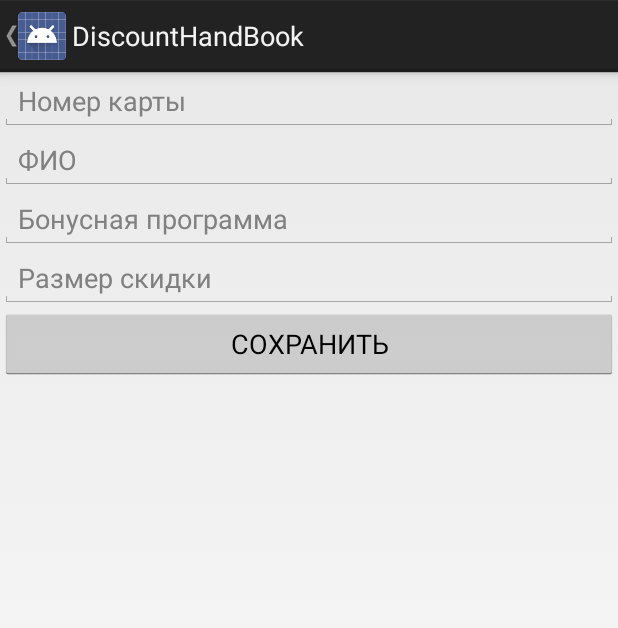
After one commit to kelar86/DiscountHandBook, an Android app: the EditorActivity screen opened directly, with no data from a screen before it, on a phone screen of 412 x 824 dp. The commit adds this screen. Shown: the top 628 px of the screen. Run offline under Robolectric (Android 15) with nearby library versions, the phone set to English and light mode, and no system bars.

```diff
--- a/app/build.gradle
+++ b/app/build.gradle
@@ -27,4 +27,5 @@ dependencies {
     compile 'com.android.support:appcompat-v7:25.3.1'
     compile 'com.android.support.constraint:constraint-layout:1.0.2'
     testCompile 'junit:junit:4.12'
+    compile 'com.android.support:design:25.3.1'
 }
--- a/app/src/main/java/com/example/alexey/discounthandbook/DiscountsActivity.java
+++ b/app/src/main/java/com/example/alexey/discounthandbook/DiscountsActivity.java
@@ -17,8 +17,6 @@ import android.widget.Toast;
  */
 
 public class DiscountsActivity extends ListActivity implements AdapterView.OnItemLongClickListener {
-
-
 
     final String[] discountsRep = new String[] {"10%", "20%", "30%", "25%", "15%"};
     private ArrayAdapter<String> mDiscountAdapter;
--- /dev/null
+++ b/app/src/main/java/com/example/alexey/discounthandbook/EditorActivity.java
@@ -0,0 +1,68 @@
+package com.example.alexey.discounthandbook;
+
+
+import android.app.ActionBar;
+import android.app.Activity;
+import android.content.Context;
+import android.content.Intent;
+import android.os.Bundle;
+import android.support.annotation.Nullable;
+import android.view.MenuItem;
+import android.widget.Button;
+import android.widget.EditText;
+import com.example.alexey.discounthandbook.data.CardHoldersDBHelper;
+
+
+/**
+ * Created by alexey on 24.08.17.
+ */
+
+public class EditorActivity extends Activity {
+
+    private Button saveBtn;
+
+    CardHoldersDBHelper dbHelper;
+
+    EditText cardNum;
+    EditText name;
+    EditText discountReason;
+    EditText discount;
+
+    @Override
+    protected void onCreate(@Nullable Bundle savedInstanceState) {
+
+        super.onCreate(savedInstanceState);
+        setContentView(R.layout.editor_activity);
+        ActionBar actionBar = getActionBar();
+        actionBar.setHomeButtonEnabled(true);
+        actionBar.setDisplayHomeAsUpEnabled(true);
+
+        Context context = getApplication();
+        dbHelper = new CardHoldersDBHelper(context);
+
+        cardNum = (EditText)findViewById(R.id.editCardNum);
+        name = (EditText)findViewById(R.id.editName);
+        discountReason = (EditText)findViewById(R.id.editDiscountReason);
+        discount = (EditText)findViewById(R.id.editDiscount);
+        saveBtn = (Button) findViewById(R.id.saveBtn);
+
+    }
+
+
+    @Override
+    public boolean onOptionsItemSelected(MenuItem item) {
+        switch (item.getItemId()) {
+            case android.R.id.home:
+                startActivity(new Intent(this, MainActivity.class));
+                return true;
+            default:
+                return super.onOptionsItemSelected(item);
+        }
+    }
+
+    public void addCardHolder() {
+
+
+    }
+
+}
--- a/app/src/main/java/com/example/alexey/discounthandbook/data/CardHolders.java
+++ b/app/src/main/java/com/example/alexey/discounthandbook/data/CardHolders.java
@@ -13,10 +13,14 @@ public class CardHolders {
 
     public static final class DB implements BaseColumns {
         public final static String TABLE_NAME = "discounts";
+
         public final static String _ID = BaseColumns._ID;
         public final static String COLUMN_CARD_NUMBER = "card_number";
         public final static String COLUMN_NAME = "name";
         public final static String DISCOUNT_REASON = "discount_reason";
-        public final static String COLUMN_DISCOUNT = "discount";
+
+
+        public final static String TABLE_DISCOUNT_SIZE = "discount_size";
+        public final static String COLUMN_DISCOUNT = "discounts";
     }
 }
--- /dev/null
+++ b/app/src/main/res/layout/editor_activity.xml
@@ -0,0 +1,49 @@
+<?xml version="1.0" encoding="utf-8"?>
+<LinearLayout xmlns:android="http://schemas.android.com/apk/res/android"
+    android:orientation="vertical"
+    android:layout_width="match_parent"
+    android:layout_height="match_parent">
+
+    <EditText
+        android:id="@+id/editCardNum"
+        android:layout_width="match_parent"
+        android:layout_height="wrap_content"
+        android:ems="10"
+        android:inputType="numberSigned|numberDecimal"
+        android:hint="Номер карты" />
+
+
+    <EditText
+        android:id="@+id/editName"
+        android:layout_width="match_parent"
+        android:layout_height="wrap_content"
+        android:ems="10"
+        android:inputType="textPersonName"
+        android:hint="ФИО" />
+
+
+    <EditText
+        android:id="@+id/editDiscountReason"
+        android:layout_width="match_parent"
+        android:layout_height="wrap_content"
+        android:ems="10"
+        android:inputType="textPersonName"
+        android:hint="Бонусная программа" />
+
+
+    <EditText
+        android:id="@+id/editDiscount"
+        android:layout_width="match_parent"
+        android:layout_height="wrap_content"
+        android:ems="10"
+        android:inputType="number"
+        android:hint="Размер скидки"/>
+
+    <Button
+        android:id="@+id/saveBtn"
+        android:layout_width="match_parent"
+        android:layout_height="wrap_content"
+        android:text="СОХРАНИТЬ" />
+
+
+</LinearLayout>
```
Also changed, not shown: app/src/main/AndroidManifest.xml (+9 -2 lines), app/src/main/java/com/example/alexey/discounthandbook/MainActivity.java (+91 -28 lines), app/src/main/java/com/example/alexey/discounthandbook/data/CardHoldersDBHelper.java (+16 -8 lines), app/src/main/java/com/example/alexey/discounthandbook/data/Client.java (deleted, +0 -59 lines), app/src/main/java/com/example/alexey/discounthandbook/data/Repository.java (deleted, +0 -65 lines), app/src/main/res/layout/activity_main.xml (+7 -2 lines), app/src/main/res/menu/menu_main.xml (added, +10 -0 lines), app/src/main/res/values/strings.xml (+11 -1 lines).
